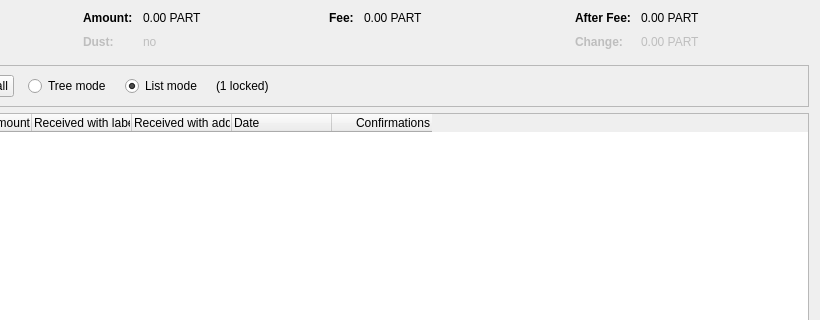
First picture: the form in src/qt/forms/coincontroldialog.ui, repository DarkPayCoin/darkpay-core, before the edit; both pictures show x 180 to 1000 and y 0 to 320 of the 1000 by 500 pixel window.
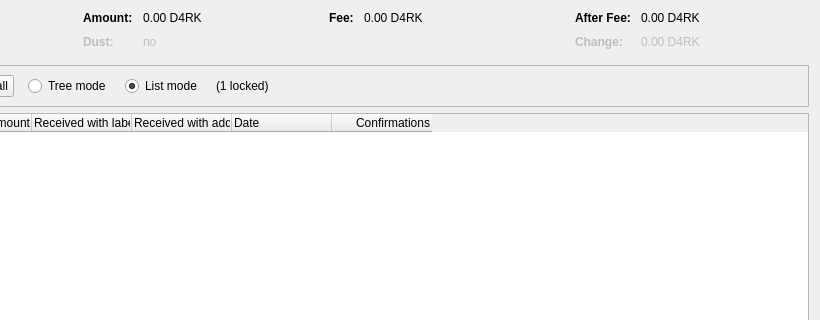
Second picture: the form after the edit. Custom widgets are drawn as their Qt base class.

Patch:
```diff
--- a/src/qt/forms/coincontroldialog.ui
+++ b/src/qt/forms/coincontroldialog.ui
@@ -132,7 +132,7 @@
           <enum>Qt::ActionsContextMenu</enum>
          </property>
          <property name="text">
-          <string notr="true">0.00 PART</string>
+          <string notr="true">0.00 D4RK</string>
          </property>
          <property name="textInteractionFlags">
           <set>Qt::LinksAccessibleByMouse|Qt::TextSelectableByKeyboard|Qt::TextSelectableByMouse</set>
@@ -212,7 +212,7 @@
           <enum>Qt::ActionsContextMenu</enum>
          </property>
          <property name="text">
-          <string notr="true">0.00 PART</string>
+          <string notr="true">0.00 D4RK</string>
          </property>
          <property name="textInteractionFlags">
           <set>Qt::LinksAccessibleByMouse|Qt::TextSelectableByKeyboard|Qt::TextSelectableByMouse</set>
@@ -257,7 +257,7 @@
           <enum>Qt::ActionsContextMenu</enum>
          </property>
          <property name="text">
-          <string notr="true">0.00 PART</string>
+          <string notr="true">0.00 D4RK</string>
          </property>
          <property name="textInteractionFlags">
           <set>Qt::LinksAccessibleByMouse|Qt::TextSelectableByKeyboard|Qt::TextSelectableByMouse</set>
@@ -292,7 +292,7 @@
           <enum>Qt::ActionsContextMenu</enum>
          </property>
          <property name="text">
-          <string notr="true">0.00 PART</string>
+          <string notr="true">0.00 D4RK</string>
          </property>
          <property name="textInteractionFlags">
           <set>Qt::LinksAccessibleByMouse|Qt::TextSelectableByKeyboard|Qt::TextSelectableByMouse</set>
```
